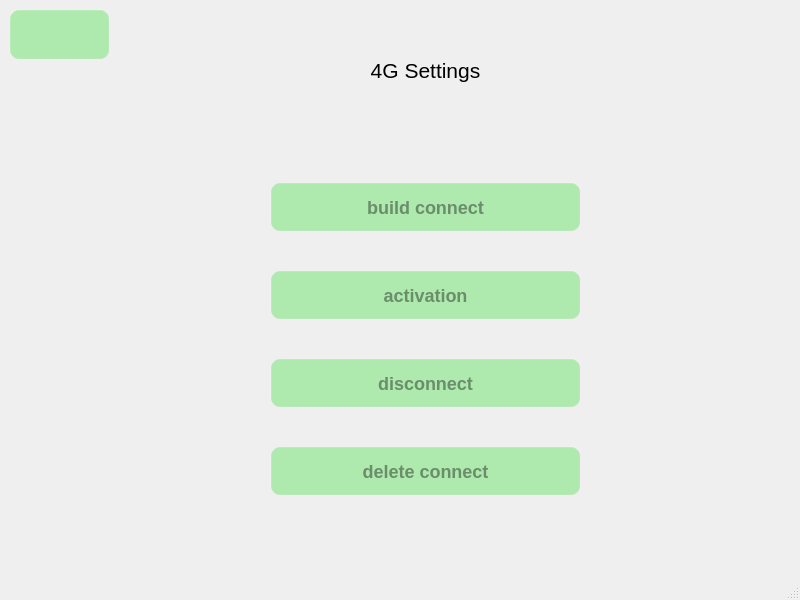
jizizihe/baijie_demo, file qt/t507/sim_module.ui: the form before one commit.
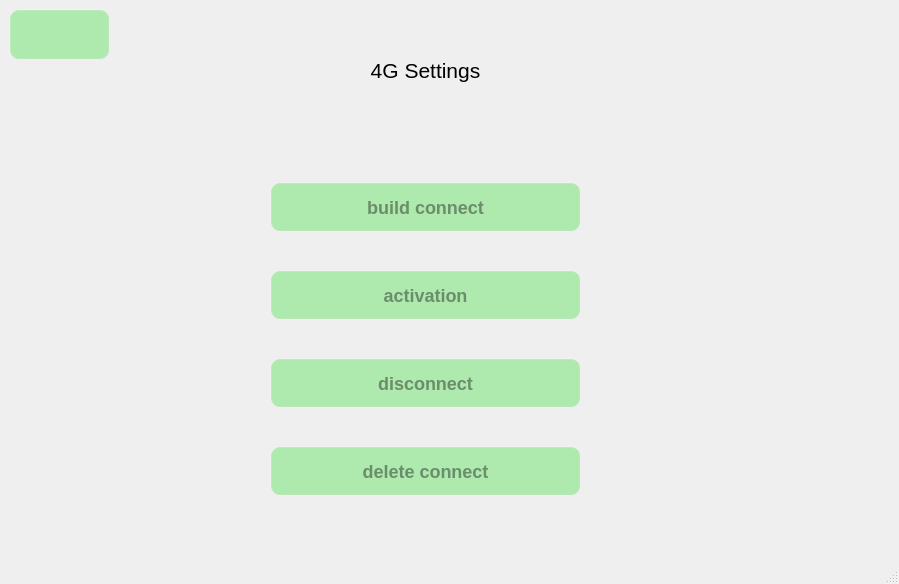
The form after the commit. Icons and pictures are not drawn.

```diff
--- a/qt/t507/sim_module.ui
+++ b/qt/t507/sim_module.ui
@@ -6,8 +6,8 @@
    <rect>
     <x>0</x>
     <y>0</y>
-    <width>800</width>
-    <height>600</height>
+    <width>899</width>
+    <height>584</height>
    </rect>
   </property>
   <property name="windowTitle">
@@ -94,7 +94,7 @@
      <set>Qt::AlignCenter</set>
     </property>
    </widget>
-   <widget class="QWidget" name="">
+   <widget class="QWidget" name="layoutWidget">
     <property name="geometry">
      <rect>
       <x>270</x>
```
Left out of the diff: 6 changed lines with no effect on the pictures.
